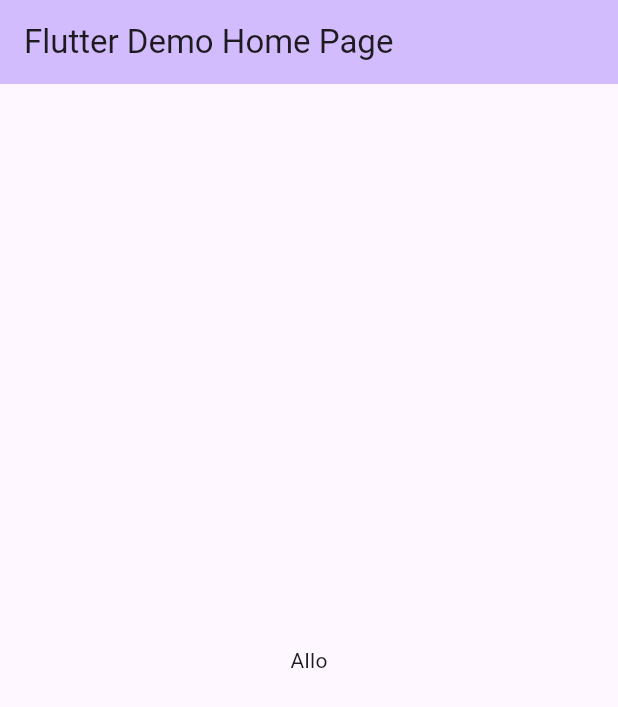
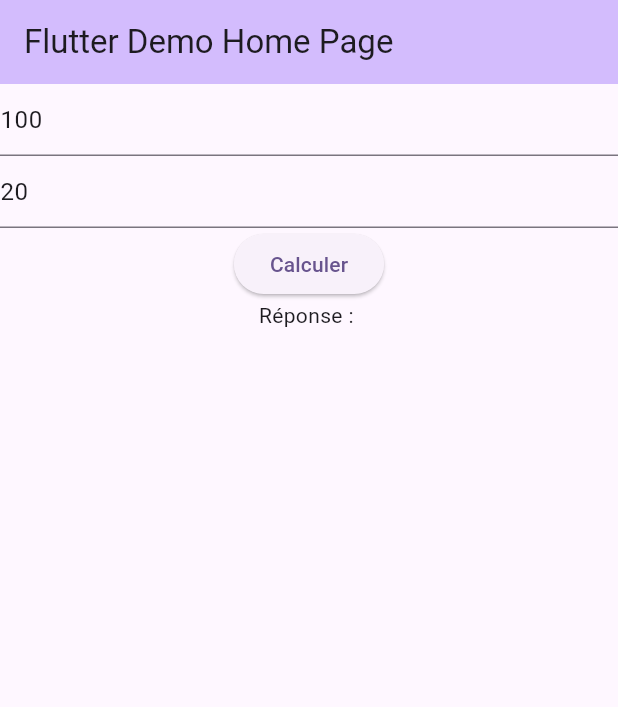
Before and after one commit to adamseers-ecole/5N6_Formatif_Final, a Flutter app: the screen it shows after launch, on a phone screen of 412 x 824 dp. Shown: the top 707 px of the screen. Run offline on Flutter 3.47's test engine with Material 3 defaults, Android fonts, the phone set to English and light mode, and no system bars; our stand-ins replace dio, firebase_core; accounts and stored records are empty.

```diff
--- a/requetes/firebase_start_final/lib/Etudiant.dart
+++ /dev/null
@@ -1,28 +0,0 @@
-class Etudiant {
-  final String nom;
-  final String prenom;
-  bool complete;
-
-  Etudiant({
-    required this.nom,
-    required this.prenom,
-    required this.complete,
-
-  });
-
-  factory Etudiant.fromJson(Map<String, dynamic> json, String documentId) {
-    return Etudiant(
-      nom: json['nom'] ?? '',
-      prenom: json['prenom'] ?? '',
-      complete: json['complete'] ?? false,
-    );
-  }
-
-  Map<String, dynamic> toJson() {
-    return {
-      'nom': nom,
-      'prenom': prenom,
-      'complete': complete,
-    };
-  }
-}
--- a/requetes/firebase_start_final/lib/main.dart
+++ b/requetes/firebase_start_final/lib/main.dart
@@ -1,3 +1,4 @@
+import 'package:dio/dio.dart';
 import 'package:firebase_core/firebase_core.dart';
 import 'firebase_options.dart';
 import 'package:flutter/material.dart';
@@ -37,6 +38,25 @@ class MyHomePage extends StatefulWidget {
 }
 
 class _MyHomePageState extends State<MyHomePage> {
+
+  String resultat = "";
+  final Dio dio = Dio();
+  final _dividende = TextEditingController(text: "100");
+  final _diviseur = TextEditingController(text: "20");
+
+  Future<void> _requete() async{
+    try {
+      final response = await dio.get("https://examen-final-a24.azurewebsites.net/Exam2024/Division/${_dividende.text}/${_diviseur.text}");
+      setState(() {
+        resultat = response.data['resultat'].toString();
+      });
+      ScaffoldMessenger.of(context).showSnackBar(SnackBar(content: Text("Réponse : " +resultat)));
+
+    } on DioException catch(e) {
+      ScaffoldMessenger.of(context).showSnackBar(SnackBar(content: Text("Ça marche pas nom ami: "+ e.message.toString())));
+    }
+  }
+
   @override
   Widget build(BuildContext context) {
     return Scaffold(
@@ -45,8 +65,29 @@ class _MyHomePageState extends State<MyHomePage> {
         title: Text(widget.title),
       ),
       body: Center(
-        child: Text("Allo"),
+        child: Column(
+          children: [
+            TextField(controller: _dividende,),
+            TextField(controller: _diviseur,),
+            ElevatedButton(
+              onPressed: () async {
+                await _requete();
+              },
+              child: Text("Calculer"),
+            ),
+            Text("Réponse : " +resultat),
+          ],
+        ),
       ),
     );
   }
 }
+//Qu'est-ce que le contrôle d'accès, et comment est-il mis en place dans le TP3 du cours d'applications mobiles avancées?
+/*
+
+Le contrôle d'accès dans le TP3 permet de garder les informations des utilisateurs sécuritaire
+et de ne laisser que eux y accéder. Nous pouvons le mettre en place en allant sur firebase,
+ensuite dans la base de données et finalement dans les règles de la base de données et faire en sorte
+que le uid du l'utilisateur qui fait la requête corresponde au uid de la collection dans la base de données.
+
+ */
--- a/requetes/firebase_start_final/pubspec.yaml
+++ b/requetes/firebase_start_final/pubspec.yaml
@@ -37,6 +37,10 @@ dependencies:
   cupertino_icons: ^1.0.8
   cloud_firestore: ^5.5.0
   firebase_core: ^3.8.0
+  dio: ^5.9.0
+  json_annotation: ^4.9.0
+  dio_cookie_manager: ^3.3.0
+  cookie_jar: ^4.0.8
 
 dev_dependencies:
   flutter_test:
```
Also changed, not shown: requetes/firebase_start_final/pubspec.lock.
